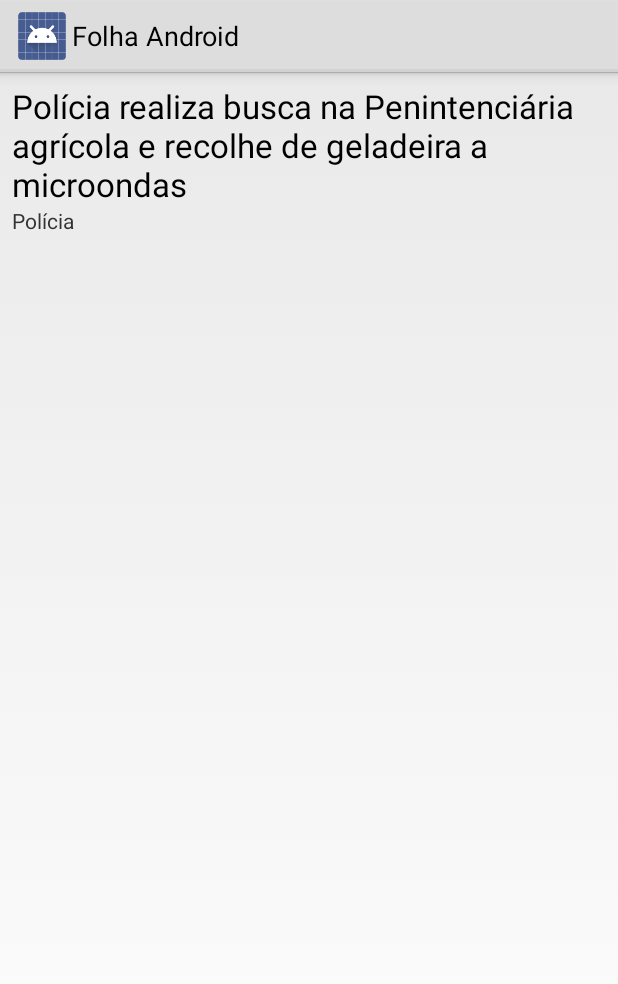
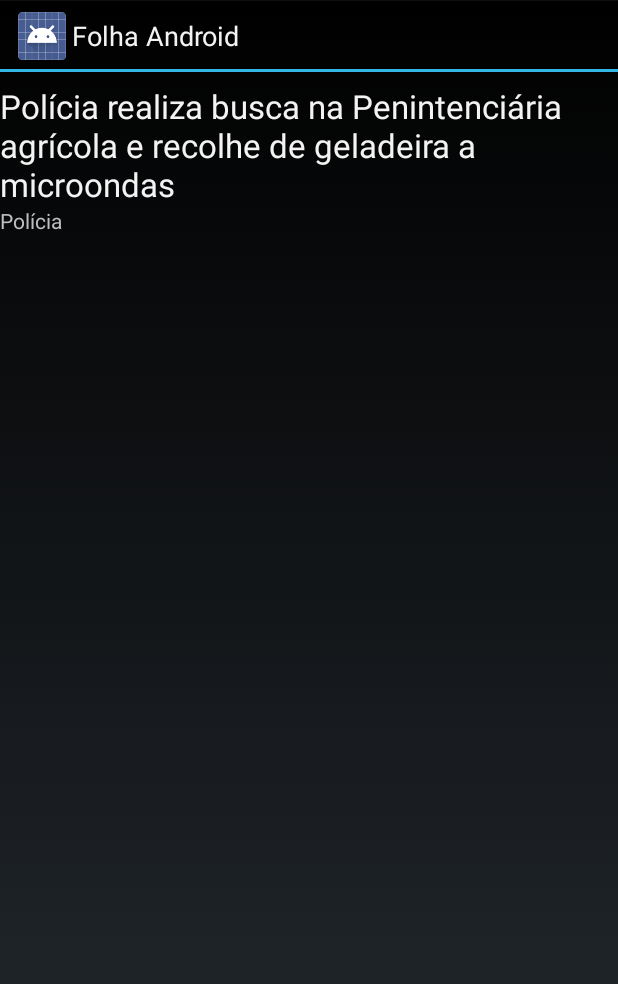
Before and after one commit to weltonrodrigo/FolhaAndroid, an Android app: the layout lista_noticias_item.xml on its own in the app's theme, with its tools: preview values and no code run, on a phone screen of 412 x 824 dp. Shown: the top 984 px of the screen. Run offline under Robolectric (Android 15) with nearby library versions, the phone set to English and light mode, and no system bars.

Commit message:
Layout fix.

```diff
--- a/FolhaAndroid/app/src/main/res/layout/lista_noticias_item.xml
+++ b/FolhaAndroid/app/src/main/res/layout/lista_noticias_item.xml
@@ -2,11 +2,9 @@
 
 <RelativeLayout xmlns:android="http://schemas.android.com/apk/res/android"
     android:layout_width="match_parent"
-    android:layout_height="match_parent"
-    android:paddingEnd="?android:listPreferredItemPaddingEnd"
-    android:paddingStart="?android:listPreferredItemPaddingStart">
+    android:layout_height="match_parent">
 
-    <TextView
+<TextView
         android:id="@+id/list_item_title"
         android:layout_width="match_parent"
         android:layout_height="wrap_content"
--- a/FolhaAndroid/app/src/main/res/values/styles.xml
+++ b/FolhaAndroid/app/src/main/res/values/styles.xml
@@ -1,7 +1,7 @@
 <resources>
 
     <!-- Base application theme. -->
-    <style name="AppTheme" parent="android:Theme.Holo.Light">
+    <style name="AppTheme" parent="android:Theme.Holo">
         <!-- Customize your theme here. -->
     </style>
 
```
